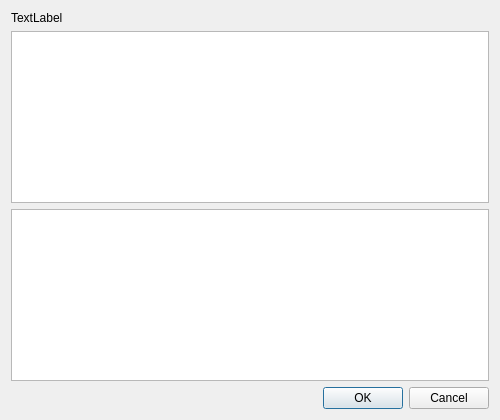
First picture: the form in GUI/dialog_omp.ui, repository alphacentaury-github/ReactionGUI, before the edit.
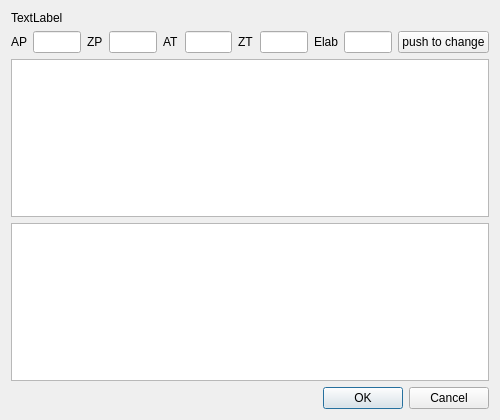
Second picture: the form after the edit.

Commit message: change omp dialog

What changed in the file:
```diff
--- a/GUI/dialog_omp.ui
+++ b/GUI/dialog_omp.ui
@@ -23,6 +23,67 @@
        </property>
       </widget>
      </item>
+     <item>
+      <layout class="QHBoxLayout" name="horizontalLayout">
+       <item>
+        <widget class="QLabel" name="label_2">
+         <property name="text">
+          <string>AP</string>
+         </property>
+        </widget>
+       </item>
+       <item>
+        <widget class="QLineEdit" name="lineEdit_ap"/>
+       </item>
+       <item>
+        <widget class="QLabel" name="label_3">
+         <property name="text">
+          <string>ZP</string>
+         </property>
+        </widget>
+       </item>
+       <item>
+        <widget class="QLineEdit" name="lineEdit_zp"/>
+       </item>
+       <item>
+        <widget class="QLabel" name="label_4">
+         <property name="text">
+          <string>AT</string>
+         </property>
+        </widget>
+       </item>
+       <item>
+        <widget class="QLineEdit" name="lineEdit_at"/>
+       </item>
+       <item>
+        <widget class="QLabel" name="label_5">
+         <property name="text">
+          <string>ZT</string>
+         </property>
+        </widget>
+       </item>
+       <item>
+        <widget class="QLineEdit" name="lineEdit_zt"/>
+       </item>
+       <item>
+        <widget class="QLabel" name="label_6">
+         <property name="text">
+          <string>Elab</string>
+         </property>
+        </widget>
+       </item>
+       <item>
+        <widget class="QLineEdit" name="lineEdit_elab"/>
+       </item>
+       <item>
+        <widget class="QPushButton" name="button_change">
+         <property name="text">
+          <string>push to change</string>
+         </property>
+        </widget>
+       </item>
+      </layout>
+     </item>
      <item>
       <widget class="QListWidget" name="listWidget"/>
      </item>
```
The commit also changes 1 other file.
